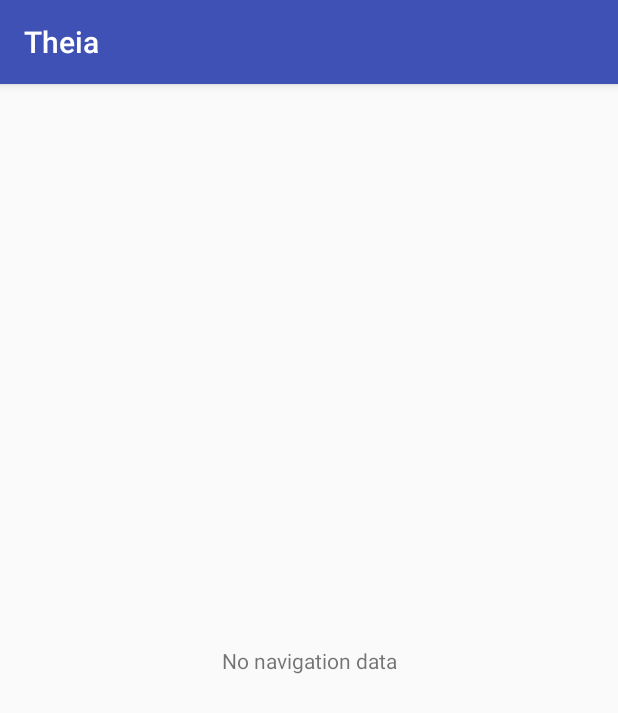
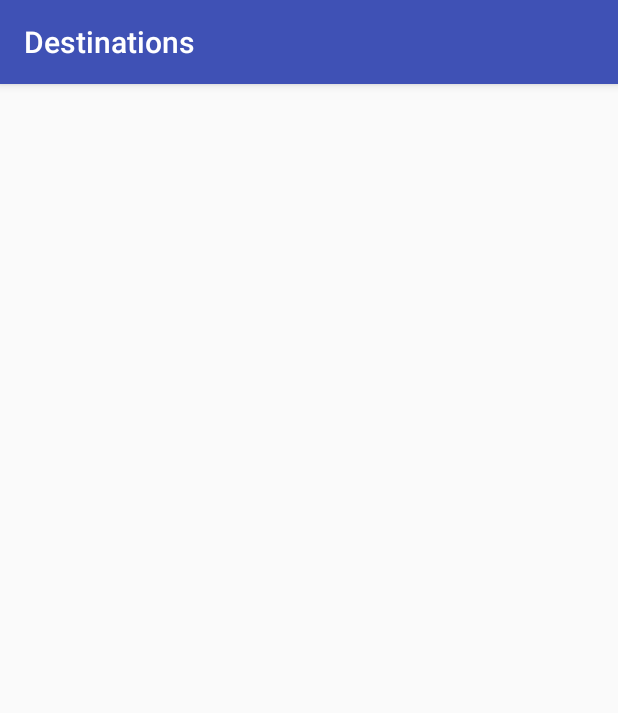
Before and after one commit to ARJH/Theia, an Android app: the screen it shows after launch (MainActivity before the commit, DestinationSelectionActivity after it), on a phone screen of 412 x 824 dp. Shown: the top 713 px of the screen. Run offline under Robolectric (Android 15) with nearby library versions, the phone set to English and light mode, and no system bars.

Commit message:
Added time transition to other activity

```diff
--- a/Theia/app/src/main/AndroidManifest.xml
+++ b/Theia/app/src/main/AndroidManifest.xml
@@ -19,6 +19,10 @@
                 <category android:name="android.intent.category.LAUNCHER" />
             </intent-filter>
         </activity>
+        <activity
+            android:name=".DestinationSelectionActivity"
+            android:label="@string/title_activity_destination_selection"
+            android:theme="@style/AppTheme.NoActionBar"></activity>
     </application>
 
 </manifest>
--- /dev/null
+++ b/Theia/app/src/main/java/arjh/utdallas/edu/theia/DestinationSelectionActivity.java
@@ -0,0 +1,16 @@
+package arjh.utdallas.edu.theia;
+
+import android.os.Bundle;
+import android.support.v7.app.AppCompatActivity;
+import android.support.v7.widget.Toolbar;
+
+public class DestinationSelectionActivity extends AppCompatActivity {
+
+    @Override
+    protected void onCreate(Bundle savedInstanceState) {
+        super.onCreate(savedInstanceState);
+        setContentView(R.layout.activity_destination_selection);
+        Toolbar toolbar = (Toolbar) findViewById(R.id.toolbar);
+        setSupportActionBar(toolbar);
+    }
+}
--- a/Theia/app/src/main/java/arjh/utdallas/edu/theia/MainActivity.java
+++ b/Theia/app/src/main/java/arjh/utdallas/edu/theia/MainActivity.java
@@ -1,10 +1,15 @@
 package arjh.utdallas.edu.theia;
 
+import android.content.Intent;
 import android.os.Bundle;
+import android.os.Handler;
 import android.support.v7.app.AppCompatActivity;
 import android.support.v7.widget.Toolbar;
 
 public class MainActivity extends AppCompatActivity {
+
+    private Handler handler = new Handler();
+    private Runnable action;
 
     @Override
     protected void onCreate(Bundle savedInstanceState) {
@@ -15,4 +20,26 @@
         setSupportActionBar(toolbar);
     }
 
+    @Override
+    protected void onResume() {
+        super.onResume();
+
+        action = new Runnable() {
+            @Override
+            public void run() {
+                MainActivity.this.startActivity(new Intent(MainActivity.this, DestinationSelectionActivity.class));
+            }
+        };
+
+        handler.postDelayed(action, 5000);
+    }
+
+    @Override
+    protected void onPause() {
+        super.onPause();
+
+        if (action != null) {
+            handler.removeCallbacks(action);
+        }
+    }
 }
--- /dev/null
+++ b/Theia/app/src/main/res/layout/activity_destination_selection.xml
@@ -0,0 +1,25 @@
+<?xml version="1.0" encoding="utf-8"?>
+<android.support.design.widget.CoordinatorLayout xmlns:android="http://schemas.android.com/apk/res/android"
+    xmlns:app="http://schemas.android.com/apk/res-auto"
+    xmlns:tools="http://schemas.android.com/tools"
+    android:layout_width="match_parent"
+    android:layout_height="match_parent"
+    tools:context="arjh.utdallas.edu.theia.DestinationSelectionActivity">
+
+    <android.support.design.widget.AppBarLayout
+        android:layout_width="match_parent"
+        android:layout_height="wrap_content"
+        android:theme="@style/AppTheme.AppBarOverlay">
+
+        <android.support.v7.widget.Toolbar
+            android:id="@+id/toolbar"
+            android:layout_width="match_parent"
+            android:layout_height="?attr/actionBarSize"
+            android:background="?attr/colorPrimary"
+            app:popupTheme="@style/AppTheme.PopupOverlay" />
+
+    </android.support.design.widget.AppBarLayout>
+
+    <include layout="@layout/content_destination_selection" />
+
+</android.support.design.widget.CoordinatorLayout>
--- /dev/null
+++ b/Theia/app/src/main/res/layout/content_destination_selection.xml
@@ -0,0 +1,11 @@
+<?xml version="1.0" encoding="utf-8"?>
+<android.support.constraint.ConstraintLayout xmlns:android="http://schemas.android.com/apk/res/android"
+    xmlns:app="http://schemas.android.com/apk/res-auto"
+    xmlns:tools="http://schemas.android.com/tools"
+    android:layout_width="match_parent"
+    android:layout_height="match_parent"
+    app:layout_behavior="@string/appbar_scrolling_view_behavior"
+    tools:context="arjh.utdallas.edu.theia.DestinationSelectionActivity"
+    tools:showIn="@layout/activity_destination_selection">
+
+</android.support.constraint.ConstraintLayout>
--- a/Theia/app/src/main/res/values/strings.xml
+++ b/Theia/app/src/main/res/values/strings.xml
@@ -2,4 +2,5 @@
     <string name="app_name">Theia</string>
     <string name="title_activity_main">MainActivity</string>
     <string name="label_no_navigation_data">No navigation data</string>
+    <string name="title_activity_destination_selection">Destinations</string>
 </resources>
```
